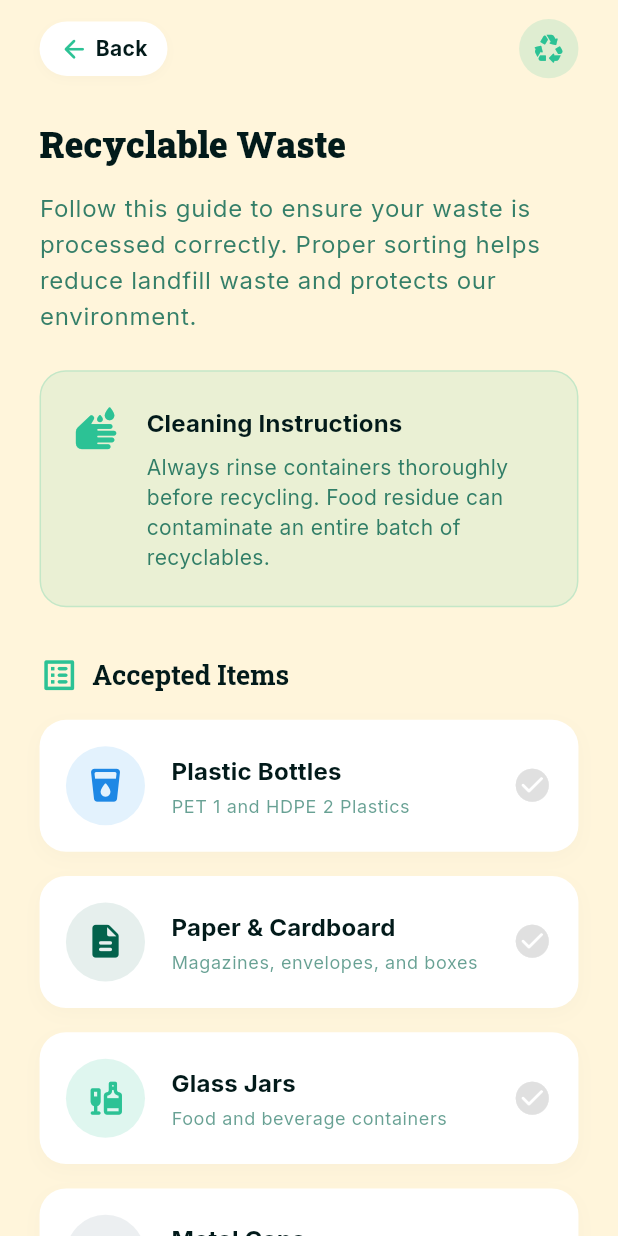
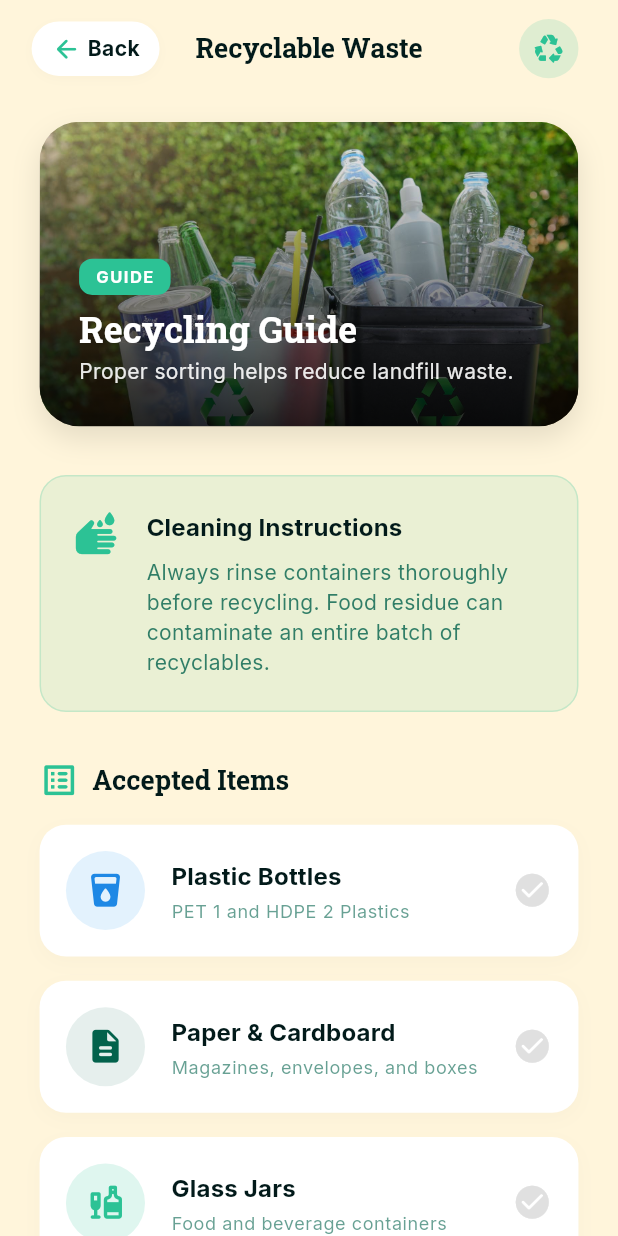
Before and after one commit to CleanSL/cleansl-mobile-app, a Flutter app: the RecyclablesPage screen opened by its route, on a phone screen of 412 x 824 dp. Run offline on Flutter 3.47's test engine with Material 3 defaults, Android fonts, the phone set to English and light mode, and no system bars; our stand-ins replace firebase_core, firebase_messaging, flutter_dotenv, flutter_svg, google_fonts, google_maps_flutter and 2 more; accounts and stored records are empty.

```diff
--- a/lib/features/resident/guide/presentation/pages/recyclables_page.dart
+++ b/lib/features/resident/guide/presentation/pages/recyclables_page.dart
@@ -13,16 +13,18 @@ class RecyclablesPage extends StatelessWidget {
         backgroundColor: AppTheme.primaryBackground,
         elevation: 0,
         scrolledUnderElevation: 0,
+        centerTitle: true,
         toolbarHeight: Responsive.h(context, AppTheme.space64),
-        automaticallyImplyLeading: false, // We use a custom leading widget
-        titleSpacing: 0,
-        title: Padding(
-          padding: EdgeInsets.symmetric(horizontal: Responsive.w(context, AppTheme.space24)),
-          child: Row(
-            mainAxisAlignment: MainAxisAlignment.spaceBetween,
-            children: [
+        title: Text(
+          "Recyclable Waste",
+          style: Theme.of(context).textTheme.titleLarge?.copyWith(fontWeight: FontWeight.bold, color: AppTheme.textColor),
+        ),
         // Custom Pill-Shaped Back Button
-              InkWell(
+        leadingWidth: Responsive.w(context, 100),
+        leading: Padding(
+          padding: EdgeInsets.only(left: Responsive.w(context, AppTheme.space16)),
+          child: Center(
+            child: InkWell(
               onTap: () => Navigator.pop(context),
               borderRadius: BorderRadius.circular(Responsive.r(context, 30)),
               child: Container(
@@ -35,11 +37,7 @@ class RecyclablesPage extends StatelessWidget {
                 child: Row(
                   mainAxisSize: MainAxisSize.min,
                   children: [
-                      Icon(
-                        Icons.arrow_back_rounded,
-                        color: AppTheme.accentColor, // Replaced orange with theme accent
-                        size: Responsive.w(context, 18),
-                      ),
+                    Icon(Icons.arrow_back_rounded, color: AppTheme.accentColor, size: Responsive.w(context, 18)),
                     SizedBox(width: Responsive.w(context, 4)),
                     Text(
                       "Back",
@@ -49,23 +47,21 @@ class RecyclablesPage extends StatelessWidget {
                 ),
               ),
             ),
-
-              // Top Right Recycle Icon
-              Container(
+          ),
+        ),
+        // Top Right Icon
+        actions: [
+          Padding(
+            padding: EdgeInsets.only(right: Responsive.w(context, AppTheme.space24)),
+            child: Center(
+              child: Container(
                 padding: EdgeInsets.all(Responsive.w(context, 8)),
-                decoration: BoxDecoration(
-                  color: AppTheme.accentColor.withValues(alpha: 0.15),
-                  shape: BoxShape.circle,
+                decoration: BoxDecoration(color: AppTheme.accentColor.withValues(alpha: 0.15), shape: BoxShape.circle),
+                child: Icon(Icons.recycling_rounded, color: AppTheme.accentColor, size: Responsive.w(context, 20)),
               ),
-                child: Icon(
-                  Icons.recycling_rounded,
-                  color: AppTheme.accentColor,
-                  size: Responsive.w(context, 20),
             ),
           ),
         ],
-          ),
-        ),
       ),
       body: SingleChildScrollView(
         padding: EdgeInsets.only(
@@ -77,22 +73,11 @@ class RecyclablesPage extends StatelessWidget {
         child: Column(
           crossAxisAlignment: CrossAxisAlignment.start,
           children: [
-            // 1. Header Section
-            Text(
-              "Recyclable Waste",
-              style: Theme.of(context).textTheme.displaySmall?.copyWith(fontWeight: FontWeight.w900, color: AppTheme.textColor),
-            ),
-            SizedBox(height: Responsive.h(context, AppTheme.space16)),
-            Text(
-              "Follow this guide to ensure your waste is processed correctly. Proper sorting helps reduce landfill waste and protects our environment.",
-              style: Theme.of(context).textTheme.bodyLarge?.copyWith(
-                    color: AppTheme.secondaryColor1.withValues(alpha: 0.8),
-                    height: 1.5,
-                  ),
-            ),
-            SizedBox(height: Responsive.h(context, AppTheme.space24)),
+            // 1. Hero Image Card (Matches Organic Waste style)
+            _buildHeroCard(context, AppTheme.accentColor),
+            SizedBox(height: Responsive.h(context, AppTheme.space32)),
 
-            // 2. Cleaning Instructions Box (Theme colors applied)
+            // 2. Cleaning Instructions Box
             _buildInfoBox(
               context,
               title: "Cleaning Instructions",
@@ -114,20 +99,13 @@ class RecyclablesPage extends StatelessWidget {
             ),
             SizedBox(height: Responsive.h(context, AppTheme.space16)),
 
-            _buildAcceptedItem(
-              context,
-              title: "Plastic Bottles",
-              subtitle: "PET 1 and HDPE 2 Plastics",
-              icon: Icons.local_drink_rounded,
-              iconColor: Colors.blue.shade600,
-              iconBg: Colors.blue.shade50,
-            ),
+            _buildAcceptedItem(context, title: "Plastic Bottles", subtitle: "PET 1 and HDPE 2 Plastics", icon: Icons.local_drink_rounded, iconColor: Colors.blue.shade600, iconBg: Colors.blue.shade50),
             _buildAcceptedItem(
               context,
               title: "Paper & Cardboard",
               subtitle: "Magazines, envelopes, and boxes",
               icon: Icons.description_rounded,
-              iconColor: AppTheme.secondaryColor1, // Replaced orange with dark green
+              iconColor: AppTheme.secondaryColor1,
               iconBg: AppTheme.secondaryColor1.withValues(alpha: 0.1),
             ),
             _buildAcceptedItem(
@@ -149,7 +127,7 @@ class RecyclablesPage extends StatelessWidget {
 
             SizedBox(height: Responsive.h(context, AppTheme.space32)),
 
-            // 4. "Did you know?" Banner (Theme colors applied instead of solid orange)
+            // 4. "Did you know?" Banner
             _buildDidYouKnowCard(context),
           ],
         ),
@@ -159,11 +137,51 @@ class RecyclablesPage extends StatelessWidget {
 
   // --- WIDGET COMPONENTS ---
 
+  Widget _buildHeroCard(BuildContext context, Color accentColor) {
+    return Container(
+      width: double.infinity,
+      height: Responsive.h(context, 200),
+      decoration: BoxDecoration(
+        borderRadius: BorderRadius.circular(Responsive.r(context, 24)),
+        image: const DecorationImage(
+          image: AssetImage('assets/img/recyclable_waste.jpg'),
+          fit: BoxFit.cover,
+        ),
+        boxShadow: [BoxShadow(color: Colors.black.withValues(alpha: 0.1), blurRadius: 15, offset: const Offset(0, 8))],
+      ),
+      child: Container(
+        decoration: BoxDecoration(
+          borderRadius: BorderRadius.circular(Responsive.r(context, 24)),
+          gradient: LinearGradient(begin: Alignment.topCenter, end: Alignment.bottomCenter, colors: [Colors.transparent, Colors.black.withValues(alpha: 0.8)]),
+        ),
+        padding: EdgeInsets.all(Responsive.w(context, 24)),
+        child: Column(
+          mainAxisAlignment: MainAxisAlignment.end,
+          crossAxisAlignment: CrossAxisAlignment.start,
+          children: [
+            Container(
+              padding: EdgeInsets.symmetric(horizontal: Responsive.w(context, 10), vertical: Responsive.h(context, 4)),
+              decoration: BoxDecoration(color: accentColor, borderRadius: BorderRadius.circular(Responsive.r(context, 8))),
+              child: Text(
+                "GUIDE",
+                style: Theme.of(context).textTheme.labelSmall?.copyWith(color: Colors.white, fontWeight: FontWeight.bold, letterSpacing: 1.0),
+              ),
+            ),
+            SizedBox(height: Responsive.h(context, 8)),
+            Text("Recycling Guide", style: Theme.of(context).textTheme.displaySmall?.copyWith(color: Colors.white)),
+            SizedBox(height: Responsive.h(context, 4)),
+            Text("Proper sorting helps reduce landfill waste.", style: Theme.of(context).textTheme.bodyMedium?.copyWith(color: Colors.white.withValues(alpha: 0.9))),
+          ],
+        ),
+      ),
+    );
+  }
+
   Widget _buildInfoBox(BuildContext context, {required String title, required String description, required IconData icon}) {
     return Container(
       padding: EdgeInsets.all(Responsive.w(context, 20)),
       decoration: BoxDecoration(
-        color: AppTheme.accentColor.withValues(alpha: 0.1), // Soft green background
+        color: AppTheme.accentColor.withValues(alpha: 0.1),
         borderRadius: BorderRadius.circular(Responsive.r(context, 16)),
         border: Border.all(color: AppTheme.accentColor.withValues(alpha: 0.2)),
       ),
@@ -181,13 +199,7 @@ class RecyclablesPage extends StatelessWidget {
                   style: Theme.of(context).textTheme.titleMedium?.copyWith(fontWeight: FontWeight.bold, color: AppTheme.textColor),
                 ),
                 SizedBox(height: Responsive.h(context, 8)),
-                Text(
-                  description,
-                  style: Theme.of(context).textTheme.bodyMedium?.copyWith(
-                        color: AppTheme.secondaryColor1.withValues(alpha: 0.8),
-                        height: 1.4,
-                      ),
-                ),
+                Text(description, style: Theme.of(context).textTheme.bodyMedium?.copyWith(color: AppTheme.secondaryColor1.withValues(alpha: 0.8), height: 1.4)),
               ],
             ),
           ),
@@ -196,14 +208,7 @@ class RecyclablesPage extends StatelessWidget {
     );
   }
 
-  Widget _buildAcceptedItem(
-    BuildContext context, {
-    required String title,
-    required String subtitle,
-    required IconData icon,
-    required Color iconColor,
-    required Color iconBg,
-  }) {
+  Widget _buildAcceptedItem(BuildContext context, {required String title, required String subtitle, required IconData icon, required Color iconColor, required Color iconBg}) {
     return Container(
       margin: EdgeInsets.only(bottom: Responsive.h(context, AppTheme.space16)),
       padding: EdgeInsets.all(Responsive.w(context, 16)),
@@ -229,19 +234,12 @@ class RecyclablesPage extends StatelessWidget {
                   style: Theme.of(context).textTheme.titleMedium?.copyWith(fontWeight: FontWeight.bold, color: AppTheme.textColor),
                 ),
                 SizedBox(height: Responsive.h(context, 4)),
-                Text(
-                  subtitle,
-                  style: Theme.of(context).textTheme.bodySmall?.copyWith(color: AppTheme.secondaryColor1.withValues(alpha: 0.6)),
-                ),
+                Text(subtitle, style: Theme.of(context).textTheme.bodySmall?.copyWith(color: AppTheme.secondaryColor1.withValues(alpha: 0.6))),
               ],
             ),
           ),
           SizedBox(width: Responsive.w(context, 8)),
-          Icon(
-            Icons.check_circle_rounded,
-            color: Colors.grey.shade300,
-            size: Responsive.w(context, 24),
-          ),
+          Icon(Icons.check_circle_rounded, color: Colors.grey.shade300, size: Responsive.w(context, 24)),
         ],
       ),
     );
@@ -252,30 +250,18 @@ class RecyclablesPage extends StatelessWidget {
       width: double.infinity,
       padding: EdgeInsets.all(Responsive.w(context, 24)),
       decoration: BoxDecoration(
-        color: AppTheme.accentColor, // Uses theme green instead of orange
+        color: AppTheme.accentColor,
         borderRadius: BorderRadius.circular(Responsive.r(context, 16)),
-        boxShadow: [
-          BoxShadow(
-            color: AppTheme.accentColor.withValues(alpha: 0.3),
-            blurRadius: 15,
-            offset: const Offset(0, 8),
-          ),
-        ],
+        boxShadow: [BoxShadow(color: AppTheme.accentColor.withValues(alpha: 0.3), blurRadius: 15, offset: const Offset(0, 8))],
       ),
       child: Stack(
         clipBehavior: Clip.none,
         children: [
-          // Background Icon Watermark
           Positioned(
             right: -10,
             bottom: -20,
-            child: Icon(
-              Icons.lightbulb_outline_rounded,
-              color: Colors.white.withValues(alpha: 0.15),
-              size: Responsive.w(context, 120),
+            child: Icon(Icons.lightbulb_outline_rounded, color: Colors.white.withValues(alpha: 0.15), size: Responsive.w(context, 120)),
           ),
-          ),
-          // Text Content
           Column(
             crossAxisAlignment: CrossAxisAlignment.start,
             children: [
@@ -285,13 +271,10 @@ class RecyclablesPage extends StatelessWidget {
               ),
               SizedBox(height: Responsive.h(context, 12)),
               Padding(
-                padding: EdgeInsets.only(right: Responsive.w(context, 40)), // Keeps text away from the icon
+                padding: EdgeInsets.only(right: Responsive.w(context, 40)),
                 child: Text(
                   "Recycling one aluminum can saves enough energy to run a TV for three hours.",
-                  style: Theme.of(context).textTheme.bodyMedium?.copyWith(
-                        color: Colors.white.withValues(alpha: 0.9),
-                        height: 1.4,
-                      ),
+                  style: Theme.of(context).textTheme.bodyMedium?.copyWith(color: Colors.white.withValues(alpha: 0.9), height: 1.4),
                 ),
               ),
             ],
--- a/lib/main.dart
+++ b/lib/main.dart
@@ -25,6 +25,7 @@ import 'features/resident/guide/presentation/pages/guide_main_page.dart';
 import 'features/resident/main_nav/presentation/pages/resident_main_nav_page.dart';
 import 'features/resident/guide/presentation/pages/organic_waste_page.dart';
 import 'features/resident/guide/presentation/pages/recyclables_page.dart';
+import 'features/resident/guide/presentation/pages/non_recyclable_page.dart';
 
 // 2. Change main to be an asynchronous function
 Future<void> main() async {
@@ -104,6 +105,7 @@ class SmartResidentApp extends StatelessWidget {
         '/guide': (context) => const GuideMainPage(),
         '/organic-waste': (context) => const OrganicWastePage(),
         '/recyclables': (context) => const RecyclablesPage(),
+        '/non-recyclables': (context) => const NonRecyclablePage(),
       },
     );
   }
```
Also changed, not shown: lib/features/resident/guide/presentation/pages/guide_main_page.dart (+4 -22 lines), lib/features/resident/guide/presentation/pages/non_recyclable_page.dart (+228 -0 lines), lib/features/resident/guide/presentation/pages/organic_waste_page.dart (+16 -3 lines), assets/img/non_recyclable_waste.jpg (added), assets/img/organic_waste.jpg (added), assets/img/recyclable_waste.jpg (added). Lines whose indentation alone changed are shown as unchanged.
